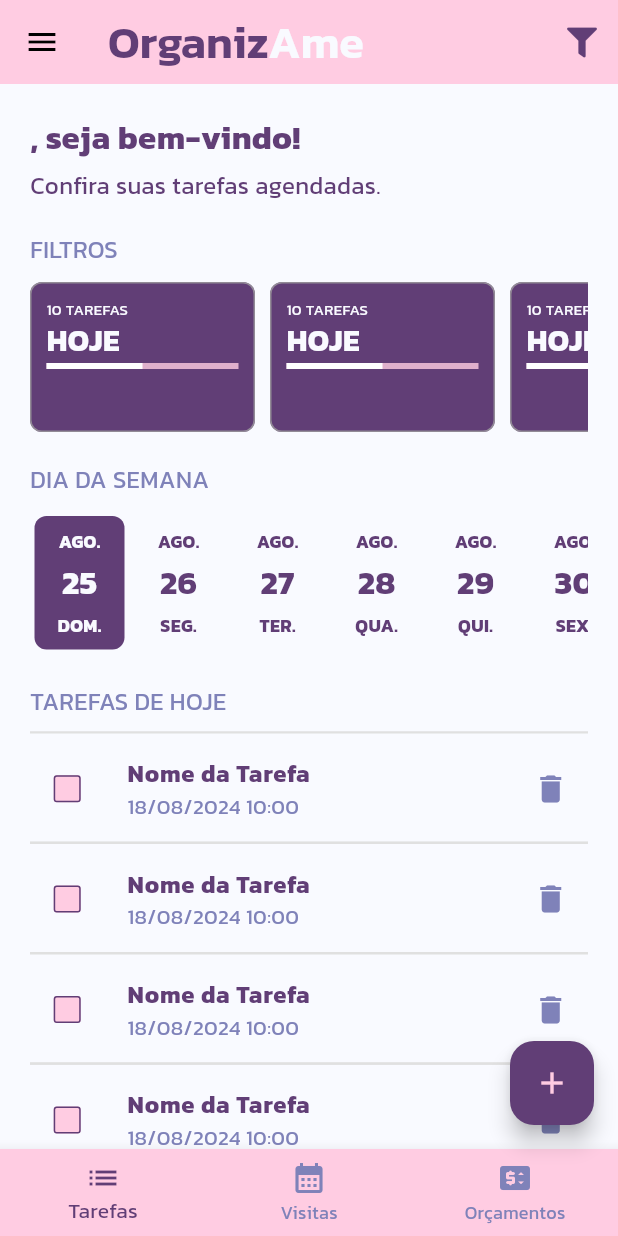
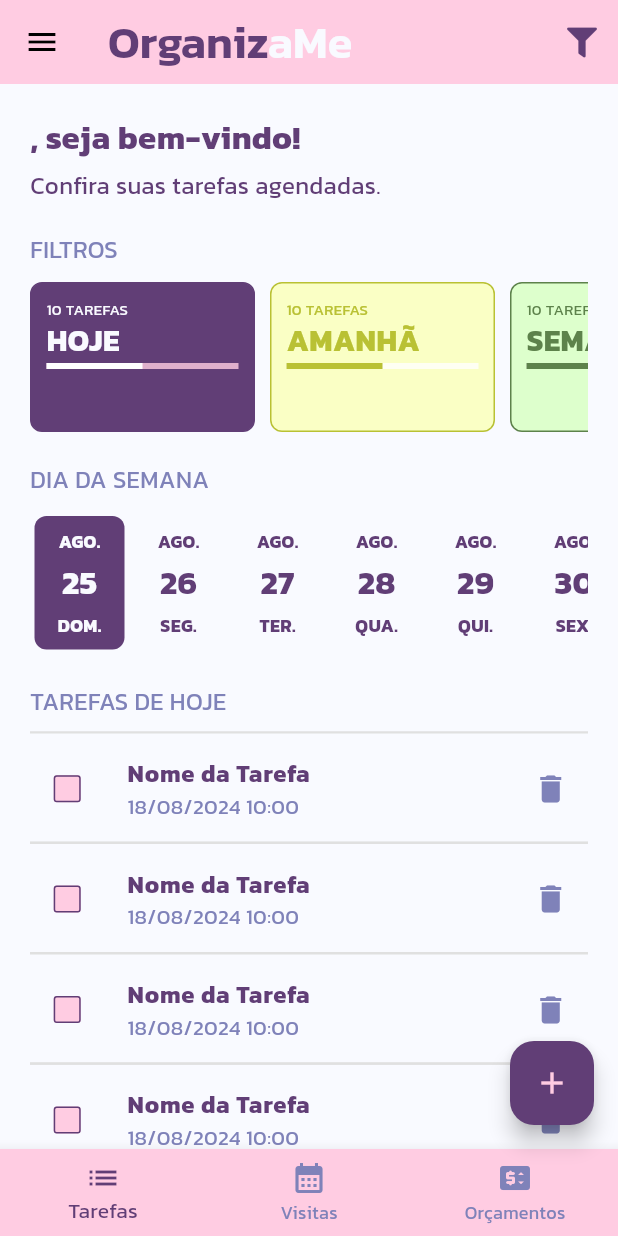
Before and after one commit to CristianoStroher/organizame, a Flutter app: the screen it shows once a user with an empty profile is signed in, on a phone screen of 412 x 824 dp. Run offline on Flutter 3.47's test engine with Material 3 defaults, Android fonts, the phone set to English and light mode, and no system bars; drawn by our look-alikes of date_picker_timeline; our stand-ins replace cloud_firestore, firebase_auth, firebase_core, flutter_signin_button, google_fonts, google_sign_in and 4 more; missing offline and left inert: flutter_overlay_loader, validatorless; accounts and stored records are empty; generated files the repository leaves out were written again.

Commit message:
HOME FILTER CORES

```diff
--- a/lib/app/modules/home/home_page.dart
+++ b/lib/app/modules/home/home_page.dart
@@ -49,7 +49,7 @@ class HomePage extends StatelessWidget {
           mainAxisSize: MainAxisSize.min,
           children: [
             OrganizameLogoMovie(
-              text: 'OrganizAme',
+              text: 'OrganizaMe',
               part1Color: context.primaryColor,
               part2Color: context.scaffoldBackgroundColor,
             ),
--- a/lib/app/modules/home/widgets/home_card_filter.dart
+++ b/lib/app/modules/home/widgets/home_card_filter.dart
@@ -2,7 +2,23 @@ import 'package:flutter/material.dart';
 import 'package:organizame/app/core/ui/theme_extensions.dart';
 
 class HomeCardFilter extends StatelessWidget {
-  const HomeCardFilter({super.key});
+
+  final String label;
+  final Color color;
+  final Color borderColor;
+  final Color textColor;
+  final Color linearProgress;
+  final Color value;
+
+  const HomeCardFilter({
+    super.key,
+    required this.label,
+    required this.color,
+    required this.borderColor,
+    required this.textColor,
+    required this.linearProgress,
+    required this.value,
+  });
 
   @override
   Widget build(BuildContext context) {
@@ -12,9 +28,9 @@ class HomeCardFilter extends StatelessWidget {
         maxWidth: 150,
       ),
       decoration: BoxDecoration(
-        color: context.primaryColor,
+        color: color,
         borderRadius: BorderRadius.circular(8),
-        border: Border.all(color: Colors.grey.withOpacity(.8), width: 1),
+        border: Border.all(color: borderColor, width: 1),
       ),
       margin: const EdgeInsets.only(right: 10),
       padding: const EdgeInsets.all(10),
@@ -24,20 +40,20 @@ class HomeCardFilter extends StatelessWidget {
           Text(
             '10 TAREFAS',
             style: TextStyle(
-              color: context.scaffoldBackgroundColor,
+              color: textColor,
               fontSize: 10),
           ),
           Text(
-            'HOJE',
+            label,
             style: TextStyle(
-                color: context.scaffoldBackgroundColor,
+                color: textColor,
                 fontSize: 20,
                 fontWeight: FontWeight.bold),
           ),
           LinearProgressIndicator(
             value: .5,
-            backgroundColor: context.primaryColorLight.withOpacity(.8),
-            valueColor: const AlwaysStoppedAnimation(Colors.white),
+            backgroundColor: linearProgress.withOpacity(.8),
+            valueColor: AlwaysStoppedAnimation(value),
           ),
         ],
       ),
--- a/lib/app/modules/home/widgets/home_filters.dart
+++ b/lib/app/modules/home/widgets/home_filters.dart
@@ -15,13 +15,34 @@ class HomeFilters extends StatelessWidget {
           style: context.titleDefaut,
         ),
         const SizedBox(height: 10),
-        const SingleChildScrollView(
+        SingleChildScrollView(
           scrollDirection: Axis.horizontal,
           child: Row(
             children: [
-              HomeCardFilter(),
-              HomeCardFilter(),
-              HomeCardFilter(),
+              HomeCardFilter(
+                label: 'HOJE',
+                color: context.primaryColor,
+                borderColor: context.primaryColor,
+                textColor: context.scaffoldBackgroundColor,
+                linearProgress: context.primaryColorLight,
+                value: Colors.white,
+              ),
+              const HomeCardFilter(
+                label: 'AMANHÃ',
+                color: Color(0xFFFAFFC5),
+                borderColor: Color.fromARGB(255, 185, 193, 52),
+                textColor: Color.fromARGB(255, 185, 193, 52),
+                value: Color.fromARGB(255, 185, 193, 52),
+                linearProgress: Colors.white,
+              ),
+              const HomeCardFilter(
+                label: 'SEMANA',
+                color: Color(0xFFDDFFCC),
+                borderColor: Color.fromARGB(255, 93, 130, 75),
+                textColor: Color.fromARGB(255, 93, 130, 75),
+                value: Color.fromARGB(255, 93, 130, 75),
+                linearProgress: Colors.white,
+              ),
             ],
           ),
         ),
--- a/lib/app/repositories/tasks/tasks_repository.dart
+++ b/lib/app/repositories/tasks/tasks_repository.dart
@@ -3,4 +3,6 @@ abstract class TasksRepository {
   Future<void> saveTask(DateTime date, DateTime time, String description, {String? observations});
 
 
+
+
 }
--- a/lib/app/repositories/tasks/tasks_repository_impl.dart
+++ b/lib/app/repositories/tasks/tasks_repository_impl.dart
@@ -22,4 +22,6 @@ class TasksRepositoryImpl extends TasksRepository {
       'finalizado': 0
     });
   }
+
+
 }
```
Also changed, not shown: lib/app/core/notifier/defaut_change_notifer.dart (+0 -33 lines), lib/app/core/notifier/defaut_listener_notifier.dart (+0 -68 lines).
